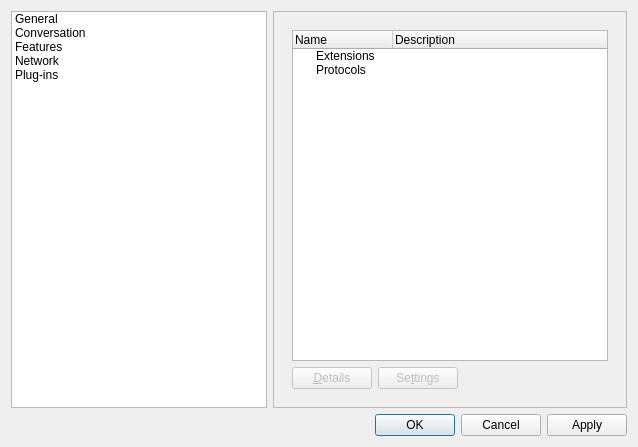
First picture: the form in src/gui/globalsettingsdialog.ui, repository MiroslavR/Emogler, before the edit.
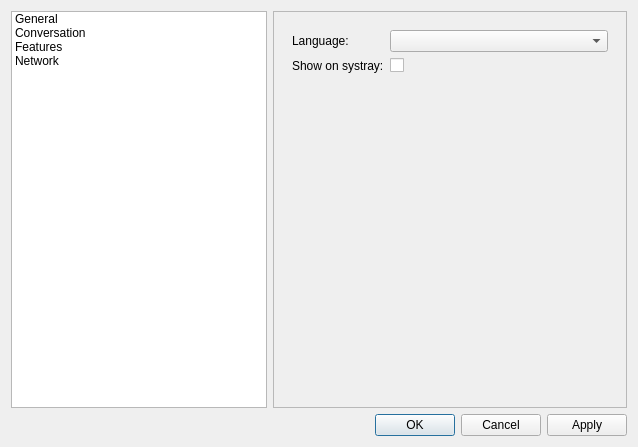
Second picture: the form after the edit. The open tabs and pages were chosen to show the change. Icons and pictures are not drawn. Custom widgets are drawn as their Qt base class.

Commit message: Plugins: load/unload, separate dialog

What changed in the file:
```diff
--- a/src/gui/globalsettingsdialog.ui
+++ b/src/gui/globalsettingsdialog.ui
@@ -54,15 +54,6 @@
          <string>Network</string>
         </property>
        </item>
-       <item>
-        <property name="text">
-         <string>Plug-ins</string>
-        </property>
-        <property name="icon">
-         <iconset resource="../../icons.qrc">
-          <normaloff>:/data/gui/plugin.png</normaloff>:/data/gui/plugin.png</iconset>
-        </property>
-       </item>
       </widget>
      </item>
      <item>
@@ -325,71 +316,6 @@
             </layout>
            </widget>
            <widget class="QWidget" name="pageNetwork"/>
-           <widget class="QWidget" name="pagePlugins">
-            <layout class="QVBoxLayout" name="verticalLayout_3">
-             <item>
-              <widget class="QTreeWidget" name="pluginTree">
-               <column>
-                <property name="text">
-                 <string>Name</string>
-                </property>
-               </column>
-               <column>
-                <property name="text">
-                 <string>Description</string>
-                </property>
-               </column>
-               <item>
-                <property name="text">
-                 <string>Extensions</string>
-                </property>
-               </item>
-               <item>
-                <property name="text">
-                 <string>Protocols</string>
-                </property>
-               </item>
-              </widget>
-             </item>
-             <item>
-              <layout class="QHBoxLayout" name="horizontalLayout_2">
-               <item>
-                <widget class="QPushButton" name="detailsButton">
-                 <property name="enabled">
-                  <bool>false</bool>
-                 </property>
-                 <property name="text">
-                  <string>&amp;Details</string>
-                 </property>
-                </widget>
-               </item>
-               <item>
-                <widget class="QPushButton" name="settingsButton">
-                 <property name="enabled">
-                  <bool>false</bool>
-                 </property>
-                 <property name="text">
-                  <string>Se&amp;ttings</string>
-                 </property>
-                </widget>
-               </item>
-               <item>
-                <spacer name="horizontalSpacer">
-                 <property name="orientation">
-                  <enum>Qt::Horizontal</enum>
-                 </property>
-                 <property name="sizeHint" stdset="0">
-                  <size>
-                   <width>40</width>
-                   <height>20</height>
-                  </size>
-                 </property>
-                </spacer>
-               </item>
-              </layout>
-             </item>
-            </layout>
-           </widget>
           </widget>
          </item>
         </layout>
```
Left out of the diff: 5 changed lines with no effect on the pictures. The commit also changes 29 other files.
